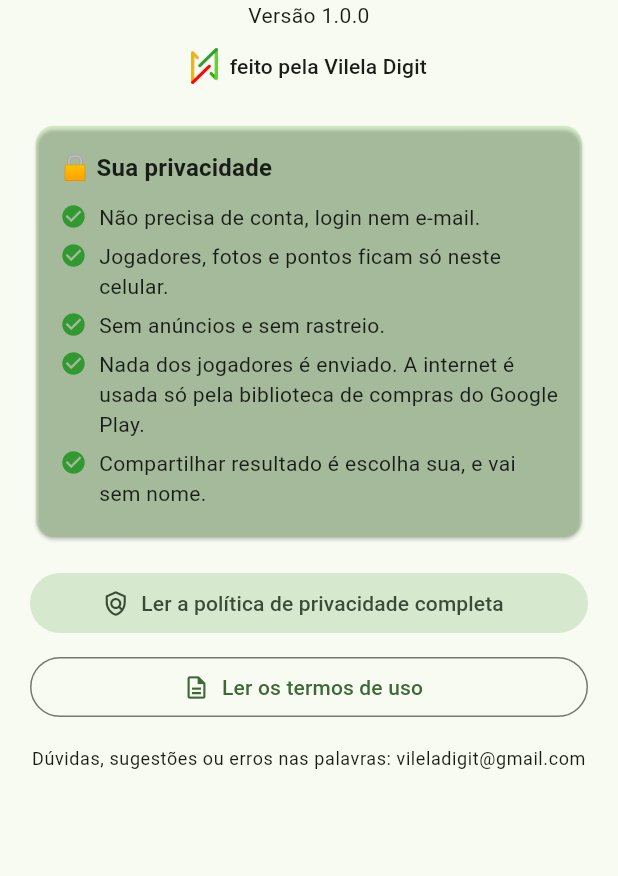
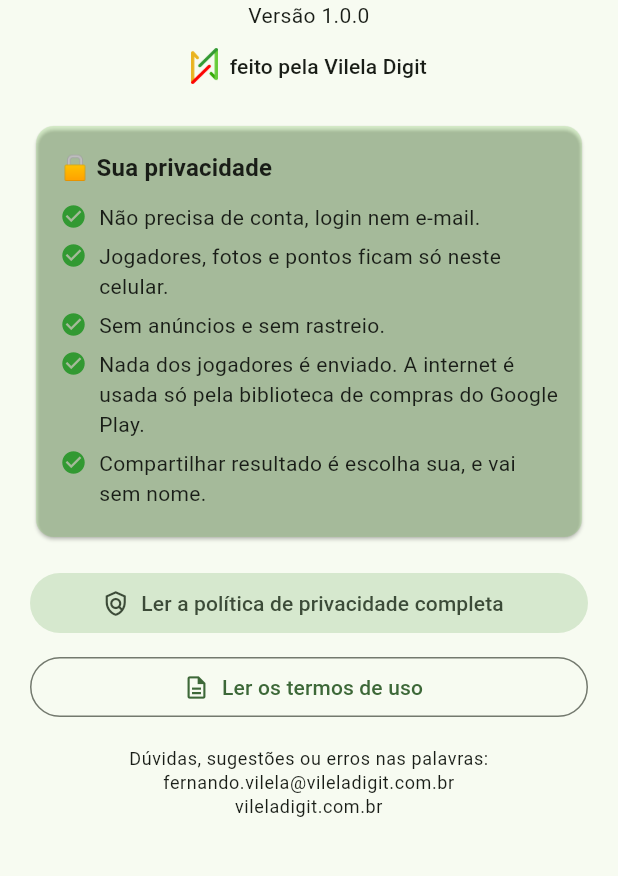
Before and after one commit to fjackvil/app_palavras_cruzadas, a Flutter app: the TelaSobre screen opened directly, on a phone screen of 412 x 824 dp, the part 288-1164 px from its top. Run offline on Flutter 3.47's test engine with Material 3 defaults, Android fonts, the phone set to English and light mode, and no system bars; our stand-ins replace drift, drift_flutter, image_picker, in_app_purchase, material_ui, share_plus; accounts and stored records are empty; generated files the repository leaves out were written again; project files that could hold a hidden picture were left out.

Commit message:
Novo contato: fernando.vilela@vileladigit.com.br e site vileladigit.com.br
Co-Authored-By: Claude Opus 5.5 <noreply@anthropic.com>

```diff
--- a/app/lib/telas/tela_sobre.dart
+++ b/app/lib/telas/tela_sobre.dart
@@ -115,7 +115,7 @@ class TelaSobre extends StatelessWidget {
           ),
           const SizedBox(height: 16),
           Text(
-            'Dúvidas, sugestões ou erros nas palavras: vileladigit@gmail.com',
+            'Dúvidas, sugestões ou erros nas palavras: fernando.vilela@vileladigit.com.br\nvileladigit.com.br',
             textAlign: TextAlign.center,
             style: texto.bodySmall,
           ),
```
Also changed, not shown: 9 other files.
